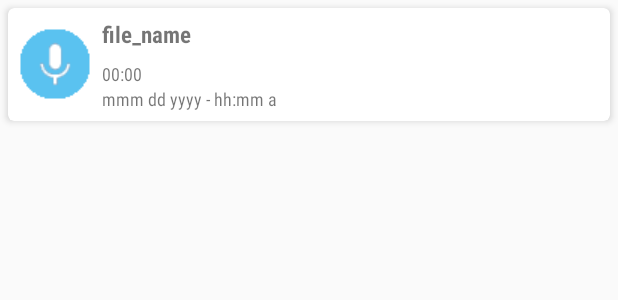
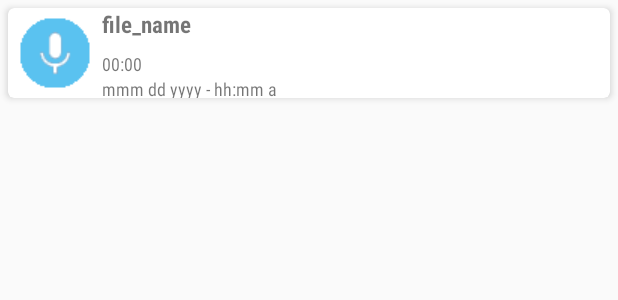
Before and after one commit to ppyJacK/Final_Recorder, an Android app: the layout card_view.xml on its own in the app's theme, with its tools: preview values and no code run, on a phone screen of 412 x 824 dp. Shown: the top 300 px of the screen. Run offline under Robolectric (Android 15) with nearby library versions, the phone set to English and light mode, and no system bars.

Commit message:
new update

```diff
--- a/app/src/main/res/layout/card_view.xml
+++ b/app/src/main/res/layout/card_view.xml
@@ -6,7 +6,7 @@
     <android.support.v7.widget.CardView xmlns:card_view="http://schemas.android.com/apk/res-auto"
         android:id="@+id/card_view"
         android:layout_width="match_parent"
-        android:layout_height="75dp"
+        android:layout_height="60dp"
         android:layout_gravity="center"
         android:layout_margin="5dp"
         android:foreground="?android:attr/selectableItemBackground"
@@ -16,49 +16,49 @@
 
         <LinearLayout
             android:layout_width="match_parent"
-            android:layout_height="match_parent"
+            android:layout_height="wrap_content"
             android:orientation="horizontal">
 
             <ImageView
                 android:id="@+id/imageView"
                 android:layout_width="wrap_content"
                 android:layout_height="wrap_content"
-                android:src="@drawable/ic_fileviewer"
                 android:layout_gravity="center_vertical"
                 android:layout_marginLeft="7dp"
-                android:layout_marginRight="7dp"/>
+                android:layout_marginRight="7dp"
+                android:src="@drawable/ic_fileviewer" />
 
             <LinearLayout
                 android:layout_width="wrap_content"
                 android:layout_height="wrap_content"
-                android:orientation="vertical"
-                android:layout_gravity="center_vertical">
+                android:layout_gravity="center_vertical"
+                android:orientation="vertical">
 
                 <TextView
                     android:id="@+id/file_name_text"
                     android:layout_width="wrap_content"
                     android:layout_height="wrap_content"
+                    android:fontFamily="sans-serif-condensed"
                     android:text="file_name"
                     android:textSize="15sp"
-                    android:fontFamily="sans-serif-condensed"
-                    android:textStyle="bold"/>
+                    android:textStyle="bold" />
 
                 <TextView
                     android:id="@+id/file_length_text"
                     android:layout_width="wrap_content"
                     android:layout_height="wrap_content"
+                    android:layout_marginTop="7dp"
+                    android:fontFamily="sans-serif-condensed"
                     android:text="00:00"
-                    android:textSize="12sp"
-                    android:fontFamily="sans-serif-condensed"
-                    android:layout_marginTop="7dp"/>
+                    android:textSize="12sp" />
 
                 <TextView
                     android:id="@+id/file_date_added_text"
                     android:layout_width="wrap_content"
                     android:layout_height="wrap_content"
+                    android:fontFamily="sans-serif-condensed"
                     android:text="mmm dd yyyy - hh:mm a"
-                    android:textSize="12sp"
-                    android:fontFamily="sans-serif-condensed"/>
+                    android:textSize="12sp" />
             </LinearLayout>
 
         </LinearLayout>
```
Also changed, not shown: app/src/main/java/com/example/administrator/final_recorder/fragments/PlayBackFragment.java (+22 -14 lines), app/src/main/java/com/example/administrator/final_recorder/fragments/RecordFragment.java (+73 -4 lines).
